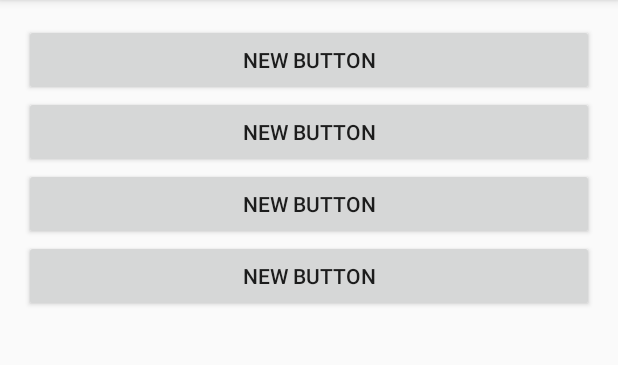
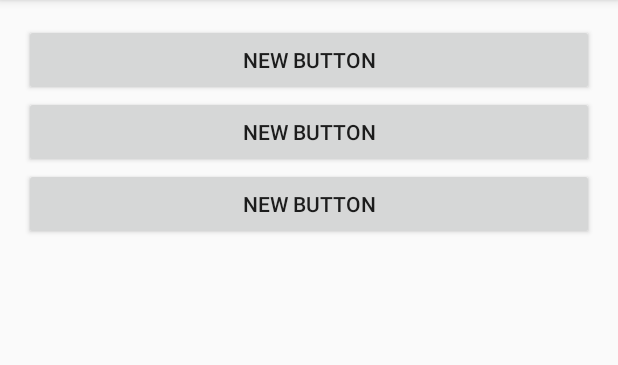
Before and after one commit to tiararindi/DuniaAnakIslami, an Android app: the screen it shows after launch (MainActivity), on a phone screen of 412 x 824 dp, the part 84-449 px from its top. Run offline under Robolectric (Android 15) with nearby library versions, the phone set to English and light mode, and no system bars.

Commit message:
Initial commit3

```diff
--- a/app/src/main/res/layout/activity_main.xml
+++ b/app/src/main/res/layout/activity_main.xml
@@ -42,14 +42,4 @@
         android:layout_below="@+id/button2"
         android:text="New Button" />
 
-    <Button
-        android:id="@+id/button4"
-        android:layout_width="wrap_content"
-        android:layout_height="wrap_content"
-        android:layout_alignEnd="@+id/button3"
-        android:layout_alignParentLeft="true"
-        android:layout_alignParentStart="true"
-        android:layout_alignRight="@+id/button3"
-        android:layout_below="@+id/button3"
-        android:text="New Button" />
 </RelativeLayout>
```
Also changed, not shown: app/src/main/res/drawable/ic_account_box_black_24dp.xml (added, +9 -0 lines).
